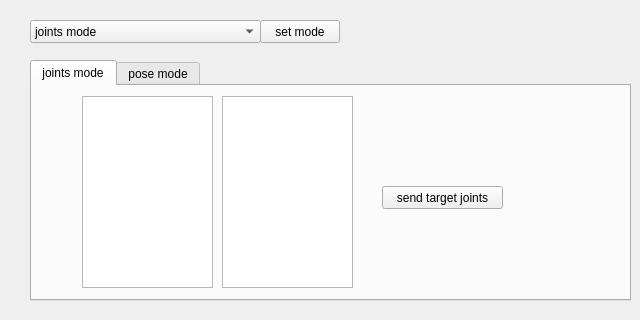
freealong/rik_client, file taskassignment.ui: the form before one commit.
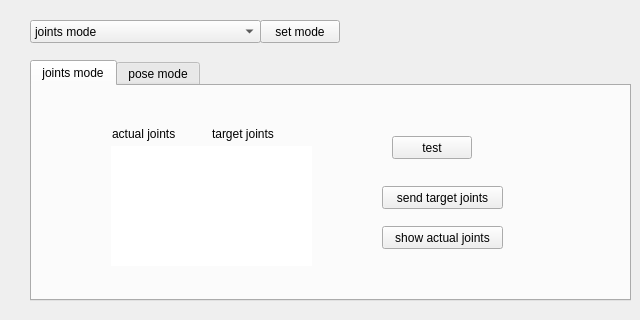
The form after the commit.

Commit message: add show actual joints on task window

Diff of the .ui file:
```diff
--- a/taskassignment.ui
+++ b/taskassignment.ui
@@ -45,21 +45,88 @@
     <widget class="QListWidget" name="listWidget">
      <property name="geometry">
       <rect>
-       <x>50</x>
-       <y>10</y>
-       <width>131</width>
-       <height>192</height>
-      </rect>
-     </property>
-    </widget>
-    <widget class="QListWidget" name="listWidget_actual_position">
-     <property name="geometry">
-      <rect>
        <x>190</x>
-       <y>10</y>
-       <width>131</width>
-       <height>192</height>
+       <y>60</y>
+       <width>90</width>
+       <height>120</height>
       </rect>
+     </property>
+     <property name="autoFillBackground">
+      <bool>true</bool>
+     </property>
+     <property name="frameShape">
+      <enum>QFrame::NoFrame</enum>
+     </property>
+    </widget>
+    <widget class="QListWidget" name="listWidget_actual_joints">
+     <property name="geometry">
+      <rect>
+       <x>79</x>
+       <y>60</y>
+       <width>111</width>
+       <height>120</height>
+      </rect>
+     </property>
+     <property name="autoFillBackground">
+      <bool>true</bool>
+     </property>
+     <property name="frameShape">
+      <enum>QFrame::NoFrame</enum>
+     </property>
+     <property name="frameShadow">
+      <enum>QFrame::Sunken</enum>
+     </property>
+    </widget>
+    <widget class="QPushButton" name="test_btn">
+     <property name="geometry">
+      <rect>
+       <x>360</x>
+       <y>50</y>
+       <width>80</width>
+       <height>23</height>
+      </rect>
+     </property>
+     <property name="text">
+      <string>test</string>
+     </property>
+    </widget>
+    <widget class="QLabel" name="label">
+     <property name="geometry">
+      <rect>
+       <x>80</x>
+       <y>40</y>
+       <width>81</width>
+       <height>16</height>
+      </rect>
+     </property>
+     <property name="text">
+      <string>actual joints</string>
+     </property>
+    </widget>
+    <widget class="QLabel" name="label_2">
+     <property name="geometry">
+      <rect>
+       <x>180</x>
+       <y>40</y>
+       <width>81</width>
+       <height>16</height>
+      </rect>
+     </property>
+     <property name="text">
+      <string>target joints</string>
+     </property>
+    </widget>
+    <widget class="QPushButton" name="show_joints_btn">
+     <property name="geometry">
+      <rect>
+       <x>350</x>
+       <y>140</y>
+       <width>121</width>
+       <height>23</height>
+      </rect>
+     </property>
+     <property name="text">
+      <string>show actual joints</string>
      </property>
     </widget>
    </widget>
```
The commit also changes 4 other files.
